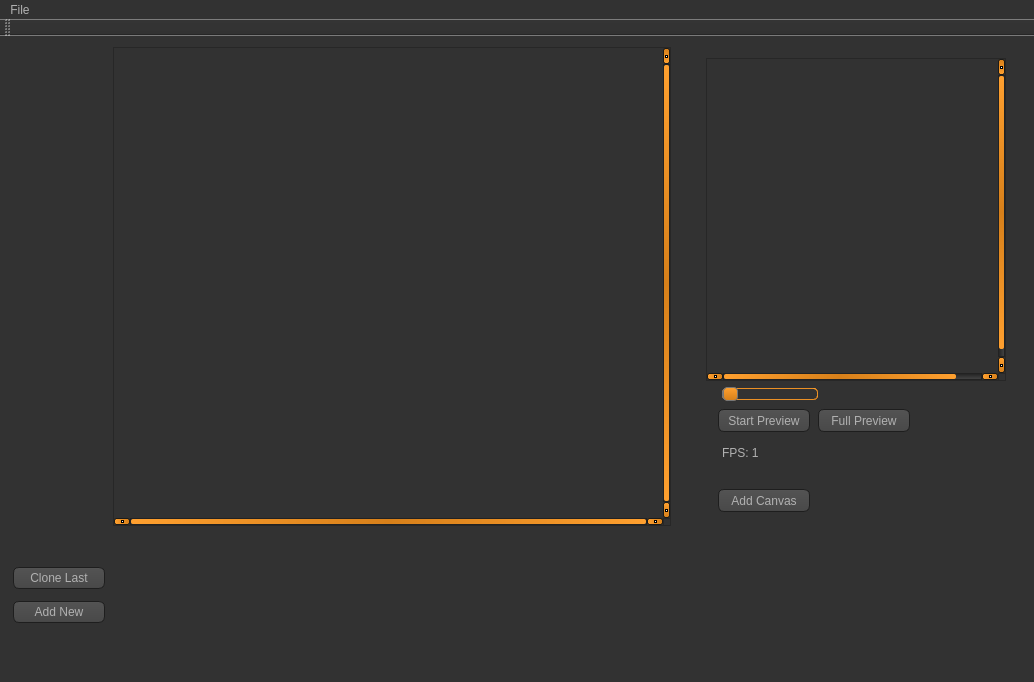
Above: mainwindow.ui from jacobthebrown/Jotoshop before the change. Below: the same form after it.
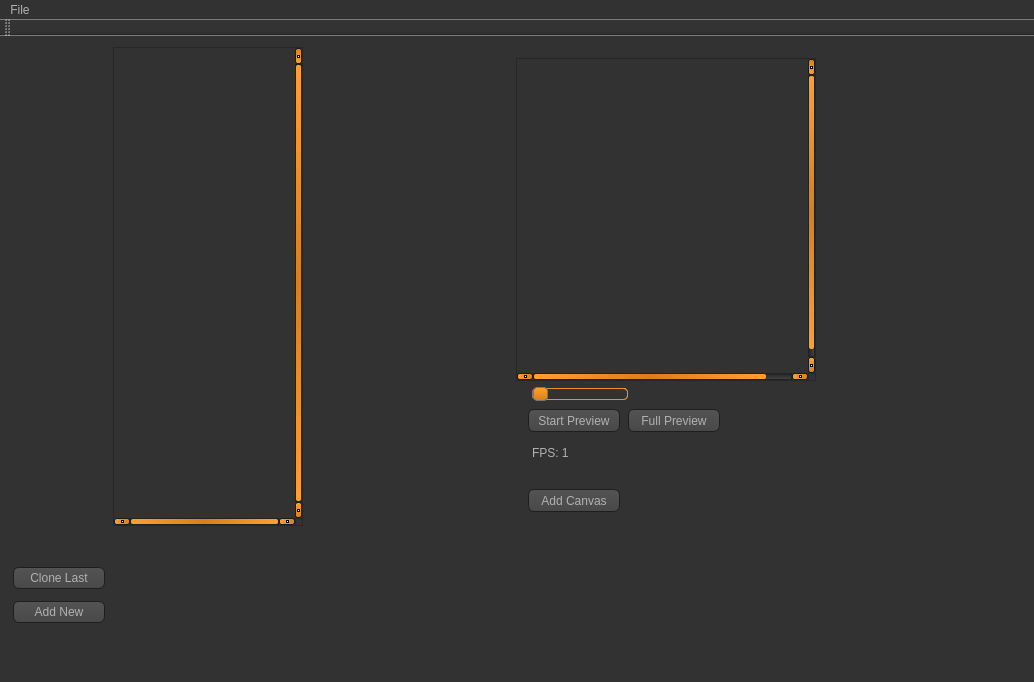
That is the form after the change. Icons and pictures are not drawn. Custom widgets are drawn as their Qt base class.

The edit to the form file:
```diff
--- a/mainwindow.ui
+++ b/mainwindow.ui
@@ -1040,6 +1040,12 @@
        <layout class="QVBoxLayout" name="Middle_horzLayout">
         <item>
          <widget class="QScrollArea" name="scrollArea">
+          <property name="sizePolicy">
+           <sizepolicy hsizetype="Preferred" vsizetype="Preferred">
+            <horstretch>0</horstretch>
+            <verstretch>0</verstretch>
+           </sizepolicy>
+          </property>
           <property name="minimumSize">
            <size>
             <width>0</width>
@@ -1060,10 +1066,16 @@
             <rect>
              <x>0</x>
              <y>0</y>
-             <width>321</width>
+             <width>28</width>
              <height>464</height>
             </rect>
            </property>
+           <property name="sizePolicy">
+            <sizepolicy hsizetype="Minimum" vsizetype="Minimum">
+             <horstretch>0</horstretch>
+             <verstretch>0</verstretch>
+            </sizepolicy>
+           </property>
            <layout class="QGridLayout" name="gridLayout">
             <item row="0" column="0">
              <widget class="QWidgetCanvas" name="Canvas" native="true">
```
